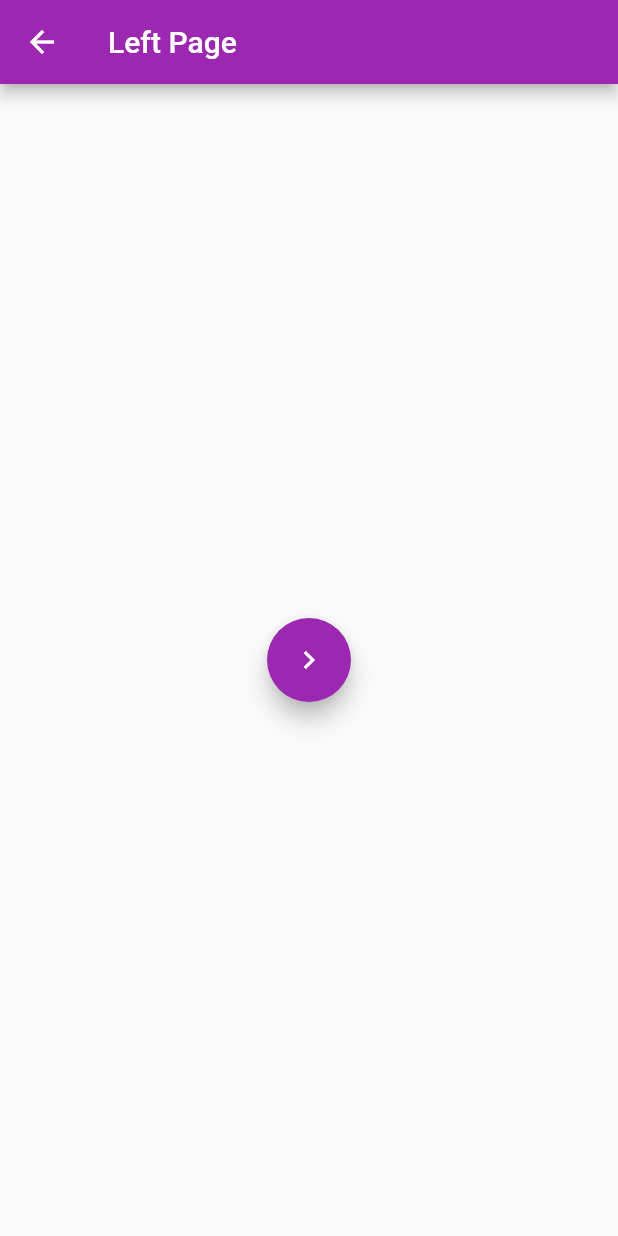
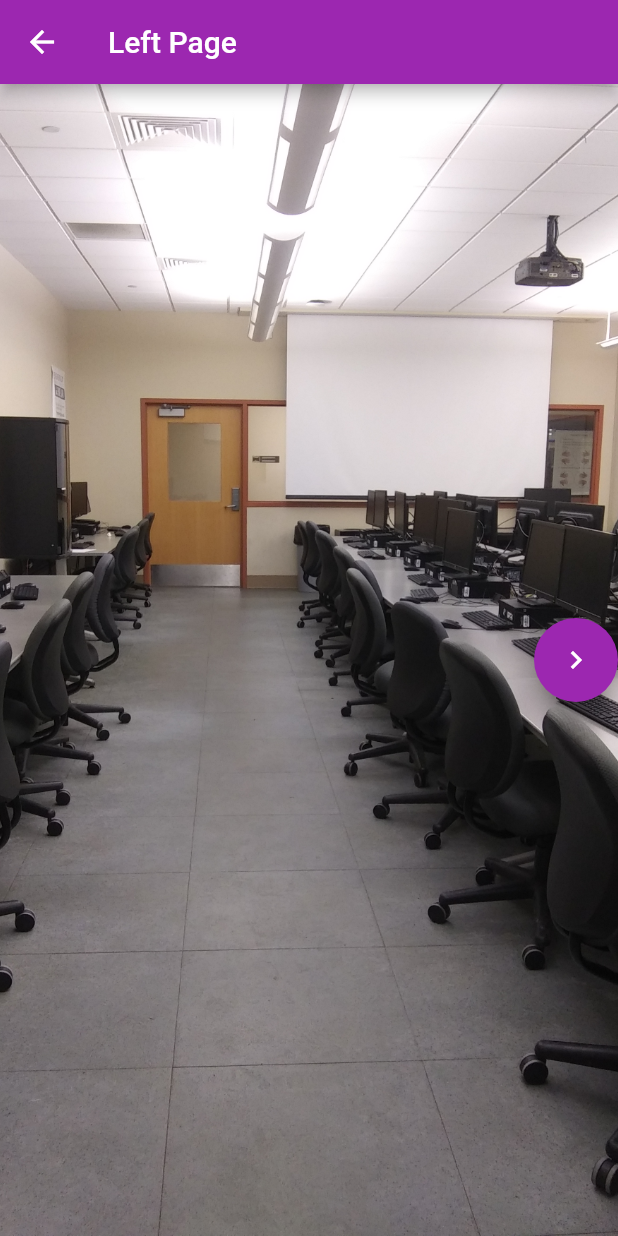
Before and after one commit to KimiHirano/Team5EOH2020, a Flutter app: the Room1LeftPage screen opened directly, on a phone screen of 412 x 824 dp. Run offline on Flutter 3.47's test engine with Material 2 defaults, Android fonts, the phone set to English and light mode, and no system bars.

Commit message:
Add picture & move arrow to right

```diff
--- a/eoh_2020/lib/room1left.dart
+++ b/eoh_2020/lib/room1left.dart
@@ -16,15 +16,24 @@ class _Room1LeftPageState extends State<Room1LeftPage> {
         title: Text('Left Page')
       ),
       body:
-
-      Center(
-        child: Row(
-          mainAxisAlignment: MainAxisAlignment.center,
+      Container(
+        decoration: BoxDecoration(
+              image: DecorationImage(
+                  image: AssetImage("images/Room1LeftPic.jpg"), fit: BoxFit.cover)),
+      child: Container(
+        child:
+        Row(
+          mainAxisAlignment: MainAxisAlignment.spaceBetween,
           children: <Widget>[
+            Column(),
+            Column(),
             Column(
               mainAxisAlignment: MainAxisAlignment.center,
-              children: <Widget>[
-                FloatingActionButton(
+              crossAxisAlignment: CrossAxisAlignment.end,
+              children: <Widget> [
+                Align(
+                  alignment: Alignment.centerRight,
+                  child: FloatingActionButton(
                         heroTag: 'Right',
                         onPressed: () {
                               Navigator.pop(context);
@@ -32,10 +41,10 @@ class _Room1LeftPageState extends State<Room1LeftPage> {
                         tooltip: 'Right',
                         child:
                           Icon(Icons.keyboard_arrow_right),
+                  ), ),
+            ],
             ),
-              ],
-            )
-          ],
+            ],)
         ),
      ),
      );
```
Lines whose indentation alone changed are shown as unchanged.
